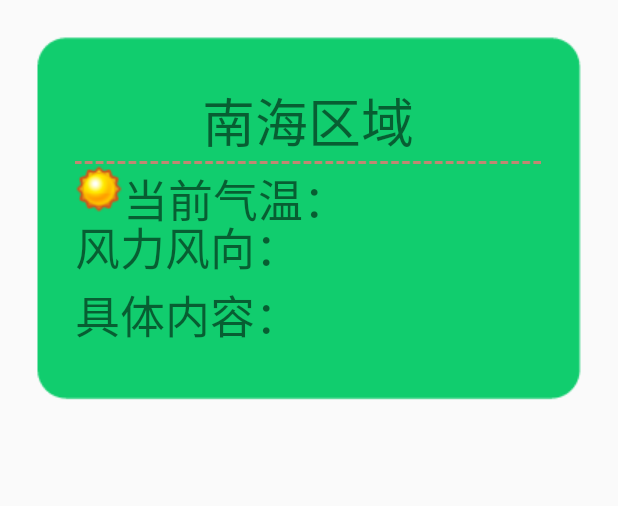
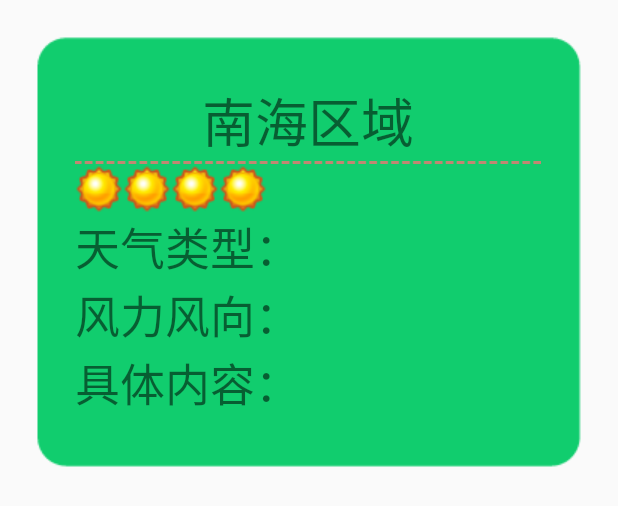
Before and after one commit to zachaxy/SeaWeatherAll, an Android app: the layout detail_content_popup_window.xml on its own in the app's theme, with its tools: preview values and no code run, on a phone screen of 412 x 824 dp. Shown: the top 506 px of the screen. Run offline under Robolectric (Android 15) with nearby library versions, the phone set to English and light mode, and no system bars.

Commit message:
添加单击区域弹出具体消息

```diff
--- a/app/src/main/java/com/zx/seaweatherall/bean/SeaBean.java
+++ b/app/src/main/java/com/zx/seaweatherall/bean/SeaBean.java
@@ -208,6 +208,7 @@ public class SeaBean {
         weathers = (WeatherBean[][]) aCache.getAsObject("weather" + id);
     }
 
+    //这个区域比较特别，因为不需要区域显示，而是图标全显示，手指点击图标弹出具体信息；
     void initMAOMING1() {
         Locater[] locators0 = {
                 new Locater(0, 0),
--- a/app/src/main/res/layout/detail_content_popup_window.xml
+++ b/app/src/main/res/layout/detail_content_popup_window.xml
@@ -22,9 +22,33 @@
 
 
     <ImageView
-        android:id="@+id/detail_popup_img_weather_type"
+        android:id="@+id/detail_popup_img_weather_type1"
         android:layout_width="wrap_content"
         android:layout_height="wrap_content"
+        android:layout_below="@id/detail_popup_img_divider1"
+        tools:background="@drawable/w1"/>
+
+    <ImageView
+        android:id="@+id/detail_popup_img_weather_type2"
+        android:layout_width="wrap_content"
+        android:layout_height="wrap_content"
+        android:layout_below="@id/detail_popup_img_divider1"
+        android:layout_toRightOf="@id/detail_popup_img_weather_type1"
+        tools:background="@drawable/w1"/>
+
+    <ImageView
+        android:id="@+id/detail_popup_img_weather_type3"
+        android:layout_width="wrap_content"
+        android:layout_height="wrap_content"
+        android:layout_toRightOf="@id/detail_popup_img_weather_type2"
+        android:layout_below="@id/detail_popup_img_divider1"
+        tools:background="@drawable/w1"/>
+
+    <ImageView
+        android:id="@+id/detail_popup_img_weather_type4"
+        android:layout_width="wrap_content"
+        android:layout_height="wrap_content"
+        android:layout_toRightOf="@id/detail_popup_img_weather_type3"
         android:layout_below="@id/detail_popup_img_divider1"
         tools:background="@drawable/w1"/>
 
@@ -32,16 +56,15 @@
         android:id="@+id/detail_popup_tv_weather_type"
         android:layout_width="match_parent"
         android:layout_height="wrap_content"
-        android:layout_below="@id/detail_popup_img_divider1"
-        android:layout_toRightOf="@id/detail_popup_img_weather_type"
+        android:layout_below="@id/detail_popup_img_weather_type1"
         android:textSize="30sp"
-        tools:text="当前气温："/>
+        tools:text="天气类型："/>
 
     <TextView
         android:id="@+id/detail_popup_tv_weather_wind"
         android:layout_width="match_parent"
         android:layout_height="wrap_content"
-        android:layout_below="@id/detail_popup_img_weather_type"
+        android:layout_below="@id/detail_popup_tv_weather_type"
         android:textSize="30sp"
         tools:text="风力风向："/>
 
```
Also changed, not shown: app/src/main/java/com/zx/seaweatherall/Param.java (+6 -4 lines), app/src/main/java/com/zx/seaweatherall/utils/Tools.java (+34 -0 lines), app/src/main/java/com/zx/seaweatherall/widget/ZoomImageView.java (+44 -20 lines), 1 other file.
